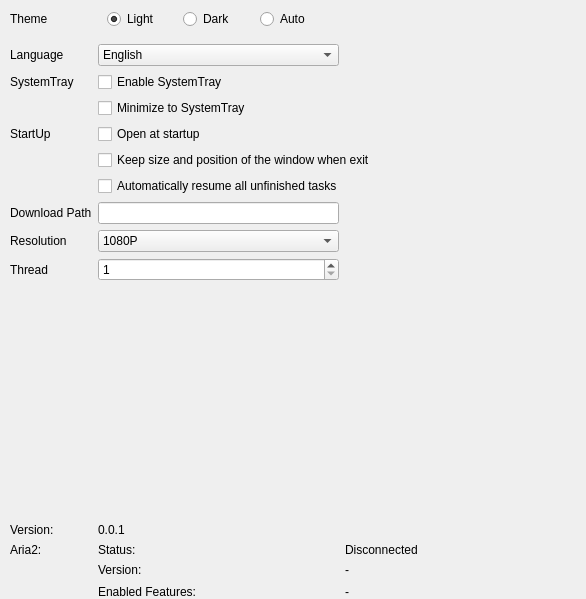
Old version of the form sVanilla/src/ClientUi/Setting/DefaultSetting.ui in the repository WangPengZhan/sVanilla.
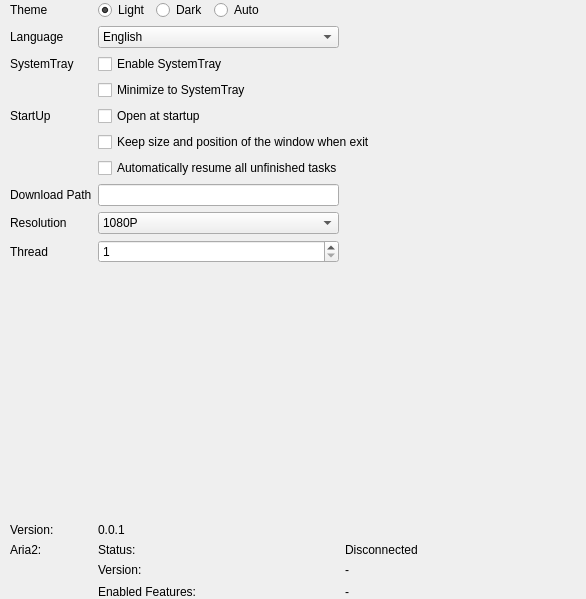
New version of the form. Custom widgets are drawn as their Qt base class.

The edit to the form file:
```diff
--- a/sVanilla/src/ClientUi/Setting/DefaultSetting.ui
+++ b/sVanilla/src/ClientUi/Setting/DefaultSetting.ui
@@ -372,6 +372,18 @@
    <item row="0" column="2">
     <widget class="QWidget" name="widget" native="true">
      <layout class="QHBoxLayout" name="horizontalLayout">
+      <property name="leftMargin">
+       <number>0</number>
+      </property>
+      <property name="topMargin">
+       <number>0</number>
+      </property>
+      <property name="rightMargin">
+       <number>0</number>
+      </property>
+      <property name="bottomMargin">
+       <number>0</number>
+      </property>
       <item>
        <widget class="QRadioButton" name="LightThemeButton">
         <property name="text">
@@ -396,6 +408,19 @@
         </property>
        </widget>
       </item>
+      <item>
+       <spacer name="horizontalSpacer_2">
+        <property name="orientation">
+         <enum>Qt::Horizontal</enum>
+        </property>
+        <property name="sizeHint" stdset="0">
+         <size>
+          <width>40</width>
+          <height>20</height>
+         </size>
+        </property>
+       </spacer>
+      </item>
      </layout>
     </widget>
    </item>
```
